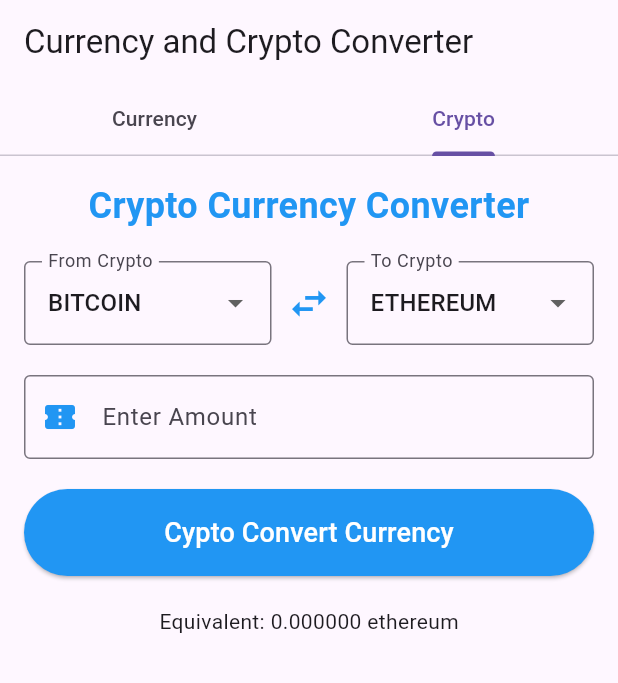
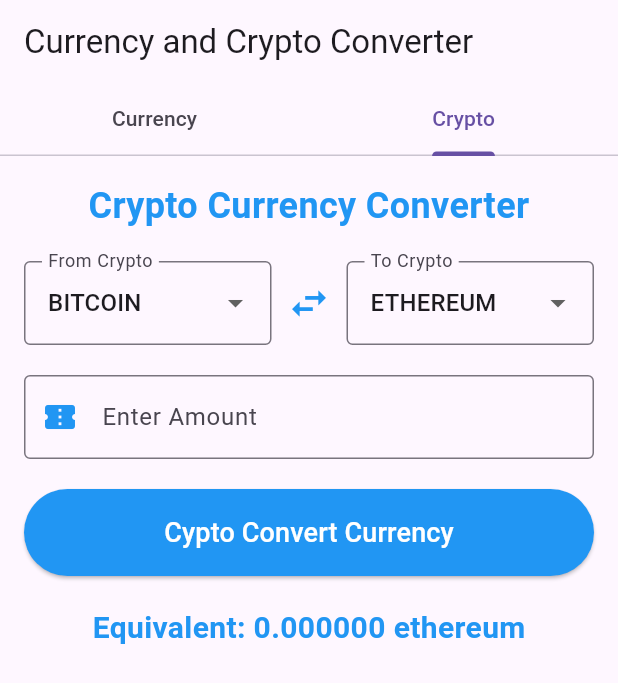
Before and after one commit to shirsh94/currency_converter_pro, a Flutter app: the screen it shows after launch, tab 2 chosen, on a phone screen of 412 x 824 dp. Shown: the top 683 px of the screen. Run offline on Flutter 3.47's test engine with Material 3 defaults, Android fonts, the phone set to English and light mode, and no system bars; our stand-ins replace plugin_platform_interface.

Commit message:
readme file update

```diff
--- a/example/lib/main.dart
+++ b/example/lib/main.dart
@@ -311,7 +311,12 @@ class _CryptoConverterScreenState extends State<CryptoConverterScreen> {
             ),
           ),
           const SizedBox(height: 20),
-          Text('Equivalent: ${convertedAmount.toStringAsFixed(6)} $toCrypto'),
+
+          Text('Equivalent: ${convertedAmount.toStringAsFixed(6)} $toCrypto', style: const TextStyle(
+            fontSize: 20,
+            fontWeight: FontWeight.bold,
+            color: Colors.blue,
+          )),
         ],
       ),
     );
--- a/pubspec.yaml
+++ b/pubspec.yaml
@@ -1,6 +1,6 @@
 name: currency_converter_pro
 description: "User-friendly Currency and Crypto Currency Converter app using CurrencyConverterPro for real-time conversions."
-version: 0.0.6
+version: 0.0.7
 homepage: https://github.com/shirsh94/currency_converter_pro/
 
 environment:
```
Also changed, not shown: example/assets/Screenshot_crypto.png (added), 1 other file.
